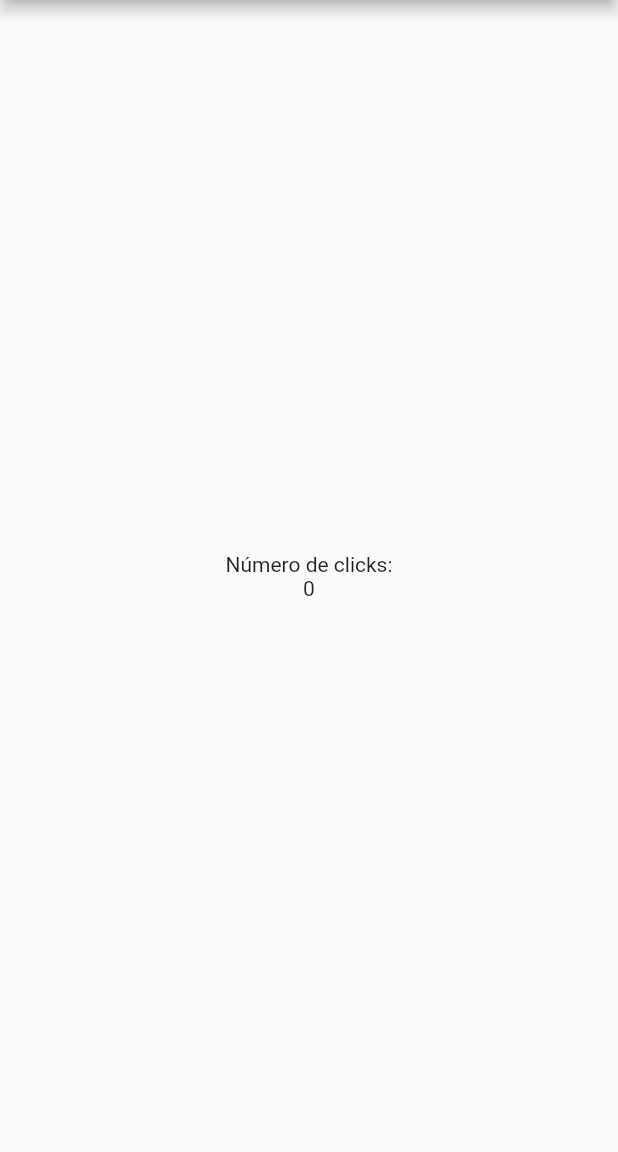
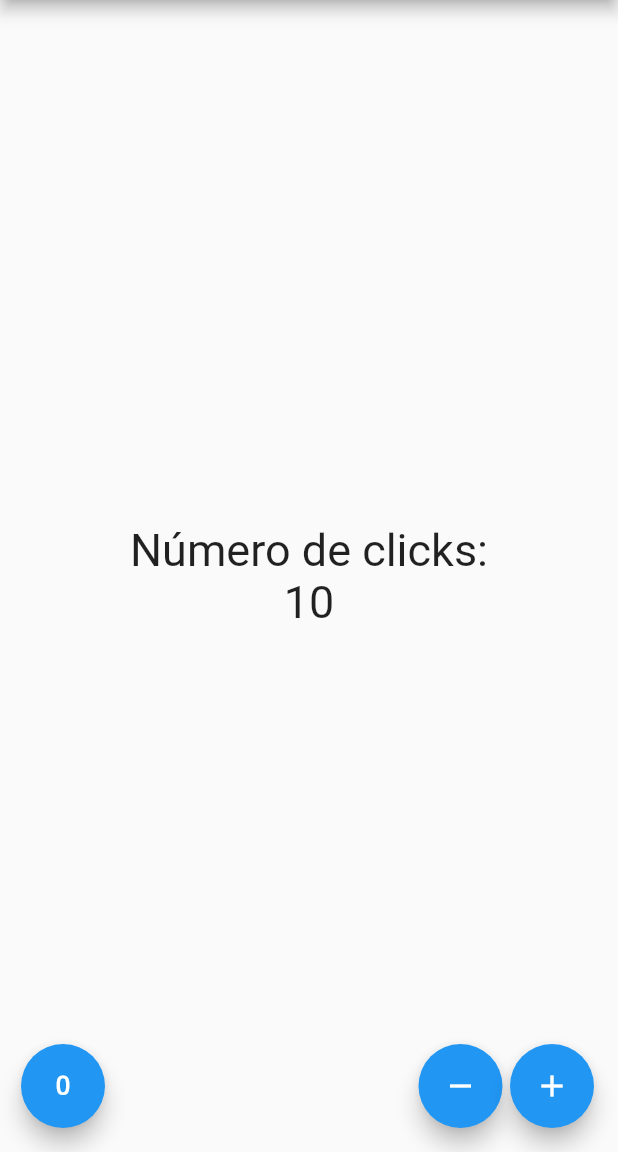
Before and after one commit to bryansrm/flutter-contador, a Flutter app: the screen it shows after launch, on a phone screen of 412 x 824 dp, the part 84-1236 px from its top. Run offline on Flutter 3.47's test engine with Material 2 defaults, Android fonts, the phone set to English and light mode, and no system bars.

```diff
--- a/lib/src/app.dart
+++ b/lib/src/app.dart
@@ -1,14 +1,17 @@
 import 'package:flutter/material.dart';
 
 //My imports
-import 'package:contador/src/pages/home_page.dart';
+//import 'package:contador/src/pages/home_page.dart';
+import 'package:contador/src/pages/contador_page.dart';
 
 class MyApp extends StatelessWidget {
   @override
   Widget build(BuildContext context) {
     return MaterialApp(
+      debugShowCheckedModeBanner: false,
       home: Center(
-        child: HomePage(),
+        //child: HomePage(),
+        child: ContadorPage(),
         )
     );
   }
--- /dev/null
+++ b/lib/src/pages/contador_page.dart
@@ -0,0 +1,70 @@
+import 'package:flutter/material.dart';
+
+class ContadorPage extends StatefulWidget {
+
+  @override
+  createState() => _ContadorPageState();
+
+}
+
+class _ContadorPageState extends State<ContadorPage> {
+
+  final _fontH3 = TextStyle( fontSize: 30 );
+  int _conteo = 10;
+
+  @override
+  Widget build( BuildContext context ){
+    return  Scaffold(
+      appBar: AppBar(
+        title: Text('Título'),
+        centerTitle: true,
+      ),
+      body: Center(
+        child: Column(
+          mainAxisAlignment: MainAxisAlignment.center,
+          children: <Widget>[
+            Text('Número de clicks:', style: _fontH3),
+            Text(' $_conteo ', style: _fontH3)
+          ],
+        ),
+      ),
+      floatingActionButton: _crearBotones()
+    );
+  }
+
+  Widget _crearBotones(){
+    return Row(
+      mainAxisAlignment: MainAxisAlignment.end,
+      children: <Widget>[
+        SizedBox( width: 30 ),
+        FloatingActionButton(
+          child: Icon( Icons.exposure_zero),
+          onPressed: _reset,
+        ),
+        Expanded(child: SizedBox()),
+        FloatingActionButton(
+          child: Icon( Icons.remove),
+          onPressed: _sustraer,
+        ),
+        SizedBox( width: 5.0 ),
+        FloatingActionButton(
+          child: Icon( Icons.add),
+          onPressed: _agregar,
+        ),
+      ],
+    );
+  }
+
+  void _agregar(){
+    setState(() => _conteo++);
+  }
+
+  void _sustraer(){
+    setState(() => _conteo--);
+  }
+
+  void _reset(){
+    setState(() => _conteo = 0);
+  }
+
+}
```
Also changed, not shown: lib/src/pages/home_page.dart (+11 -2 lines).
